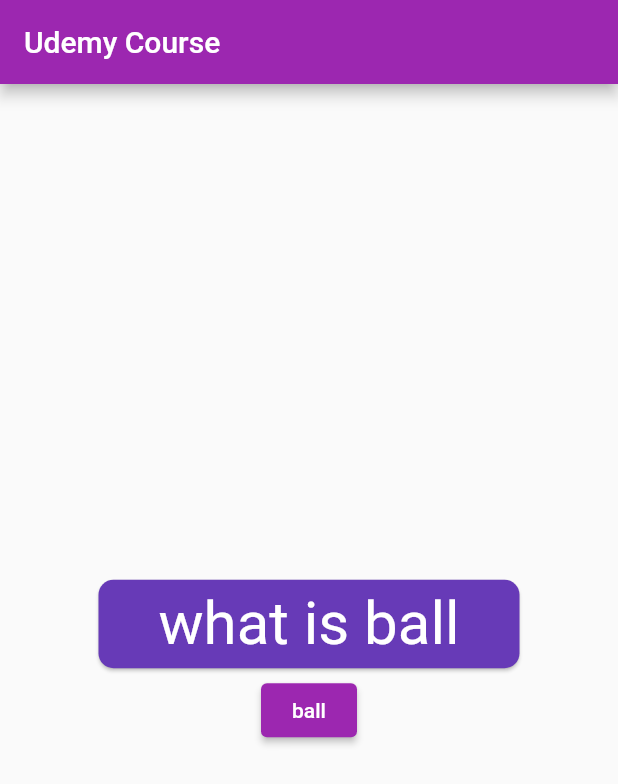
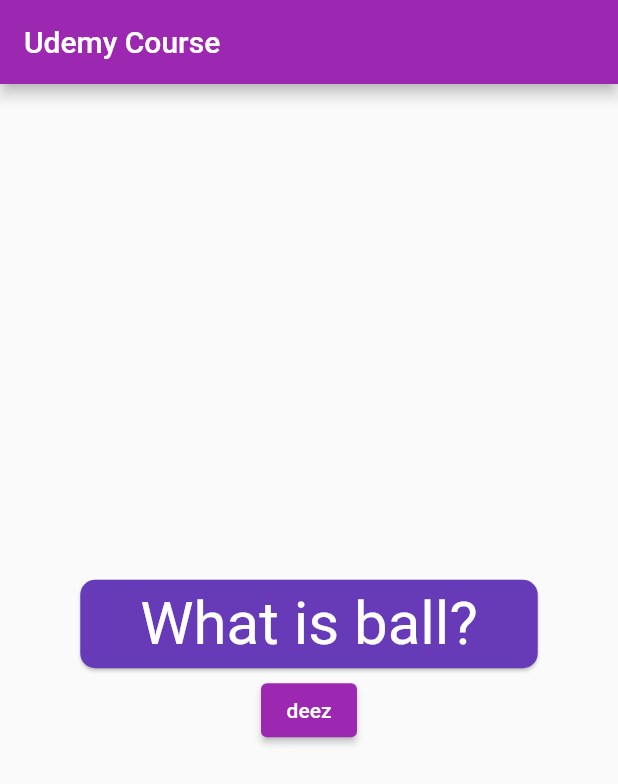
Before and after one commit to NyllRE/flutter_mastering, a Flutter app: the screen it shows after launch, after a tap on "Udemy Course App", on a phone screen of 412 x 824 dp. Shown: the top 784 px of the screen. Run offline on Flutter 3.47's test engine with Material 2 defaults, Android fonts, the phone set to English and light mode, and no system bars.

Commit message:
Using Arrays to Display Data

```diff
--- a/lib/udemy_course/udemy_course_app.dart
+++ b/lib/udemy_course/udemy_course_app.dart
@@ -1,6 +1,7 @@
 // ignore_for_file: library_private_types_in_public_api
 
 import 'package:flutter/material.dart';
+import 'package:flutter_mastering/udemy_course/answer.dart';
 import 'package:flutter_mastering/udemy_course/question.dart';
 
 class UdemyCourseApp extends StatelessWidget {
@@ -28,9 +29,18 @@ class RootPage extends StatefulWidget {
 class _RootPageState extends State<RootPage> {
   int qIdx = 0;
   List questions = [
-    'what is ball',
-    'how to ball',
-    'can you balling?',
+    {
+      'question': 'What is ball?',
+      'answers': ['deez', 'nuts'],
+    },
+    {
+      'question': 'how to ball?',
+      'answers': ['deez', 'nuts'],
+    },
+    {
+      'question': 'can you ball?',
+      'answers': ['deez', 'nuts'],
+    },
   ];
 
   void nextQ() {
@@ -52,8 +62,9 @@ class _RootPageState extends State<RootPage> {
       body: Column(
         mainAxisAlignment: MainAxisAlignment.center,
           children: [
-            Question(questions[qIdx]),
-            ElevatedButton(
+          Question(questions[qIdx]['question']),
+          Answer(questions[qIdx]['answers'][0], () => nextQ()),
+          /* ElevatedButton(
               child: Text(
                 'ball',
               ),
@@ -61,7 +72,7 @@ class _RootPageState extends State<RootPage> {
                 nextQ();
                 debugPrint('$qIdx');
               },
-            )
+            ) */
           ],
       ),
     );
```
